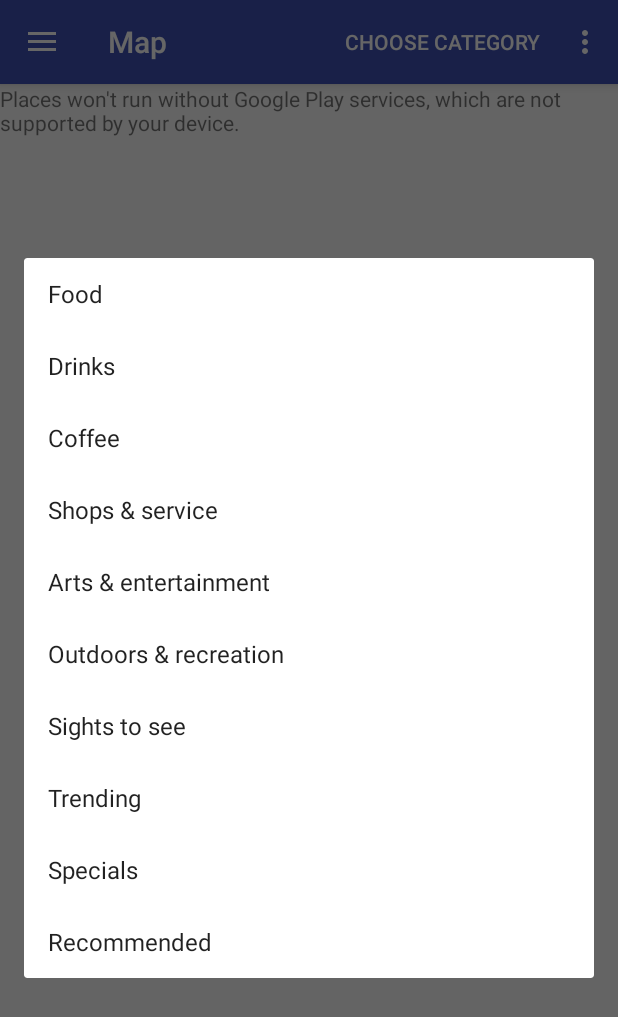
After one commit to Lotafak/Places, an Android app: the fragment ChooseCategoryDialog placed in its activity, on a phone screen of 412 x 824 dp. The commit adds this screen. Shown: the top 1017 px of the screen. Run offline under Robolectric (Android 15) with nearby library versions, the phone set to English and light mode, and no system bars; libraries missing offline, so code that uses them is left out: com.facebook, com.facebook.login.

Commit message:
Added choose category dialog on first main view launch or when user click "CHOOSE CATEGORY" button. Added string-arrays with category keys and value to string resources. Renamed fragment_choose_location to fragment_choose_dialog, because now it's used by 2 dialog classes. Now showing dialog when user have location disabled with question if is willing to go to setting to turn it on. Foursquare parser added and implemented. Changed longitude and latitude to double in model. Added DrawerLayoutAdapter class.

```diff
--- a/app/build.gradle
+++ b/app/build.gradle
@@ -35,4 +35,5 @@ dependencies {
 }
 
 
+
 apply plugin: 'com.google.gms.google-services'
--- /dev/null
+++ b/app/src/main/java/com/patrykk/places/ChooseCategoryDialog.java
@@ -0,0 +1,92 @@
+package com.patrykk.places;
+
+
+import android.content.Context;
+import android.os.Bundle;
+import android.support.annotation.Nullable;
+import android.support.v4.app.DialogFragment;
+import android.support.v4.app.Fragment;
+import android.view.LayoutInflater;
+import android.view.View;
+import android.view.ViewGroup;
+import android.widget.AdapterView;
+import android.widget.ArrayAdapter;
+import android.widget.ListView;
+
+// TODO: Documentation
+/**
+ * A simple {@link Fragment} subclass.
+ */
+public class ChooseCategoryDialog extends DialogFragment implements AdapterView.OnItemClickListener {
+
+    // List with category keys
+    String[] mItemsKeys;
+
+    // List with category values
+    String[] mItemsValues;
+
+    ListView mListView;
+
+    /**
+     * Default non-parametric constructor required by DialogFragment base class
+     */
+    public ChooseCategoryDialog() {
+    }
+
+    @Override
+    public void onCreate(@Nullable Bundle savedInstanceState) {
+        super.onCreate(savedInstanceState);
+
+        mItemsKeys = getContext().getResources().getStringArray(R.array.category_keys);
+        mItemsValues = getContext().getResources().getStringArray(R.array.category_values);
+    }
+
+    @Override
+    public View onCreateView(LayoutInflater inflater, ViewGroup container,
+                             Bundle savedInstanceState) {
+        // Inflate the layout for this fragment
+        View view = inflater.inflate(R.layout.fragment_choose_dialog, container, false);
+
+        mListView = (ListView) view.findViewById(R.id.list);
+        getDialog().setTitle(R.string.choose_category_dialog_title);
+        return view;
+    }
+
+    @Override
+    public void onActivityCreated(Bundle savedInstanceState) {
+        super.onActivityCreated(savedInstanceState);
+
+        mListView.setAdapter(new ArrayAdapter<>(getActivity(),
+                android.R.layout.simple_list_item_1,
+                mItemsValues));
+        mListView.setOnItemClickListener(this);
+    }
+
+    @Override
+    public void onItemClick(AdapterView<?> adapterView, View view, int i, long l) {
+        dismiss();
+        this.mListener.onCategoryChosen(mItemsKeys[i]);
+    }
+
+    @Override
+    public void onAttach(Context context) {
+        super.onAttach(context);
+
+        try {
+            // If activity implements interface assign it to listener
+            this.mListener = (OnCategoryChosenListener) context;
+        } catch (final ClassCastException e) {
+            throw new ClassCastException(context.toString()
+                    + " must implement OnCategoryChosenListener interface");
+        }
+    }
+
+    /**
+     *
+     */
+    public interface OnCategoryChosenListener {
+        void onCategoryChosen(String category);
+    }
+
+    private OnCategoryChosenListener mListener;
+}
--- a/app/src/main/java/com/patrykk/places/ContinueAsDialog.java
+++ b/app/src/main/java/com/patrykk/places/ContinueAsDialog.java
@@ -1,9 +1,7 @@
 package com.patrykk.places;
 
 import android.content.Context;
-import android.net.Uri;
 import android.os.Bundle;
-import android.support.v4.app.Fragment;
 import android.view.LayoutInflater;
 import android.view.View;
 import android.view.ViewGroup;
@@ -45,7 +43,7 @@ public class ContinueAsDialog extends android.support.v4.app.DialogFragment impl
     public View onCreateView(LayoutInflater inflater, ViewGroup container,
                              Bundle savedInstanceState) {
         // Inflate the layout for this fragment
-        View view = inflater.inflate(R.layout.fragment_continue_as_dialog, container, false);
+        View view = inflater.inflate(R.layout.fragment_continue_as, container, false);
 
         Button mButtonYes = (Button) view.findViewById(R.id.button_yes);
         Button mButtonNo = (Button) view.findViewById(R.id.button_no);
--- a/app/src/main/res/layout/fragment_choose_location.xml
+++ b/app/src/main/res/layout/fragment_choose_dialog.xml
@@ -5,9 +5,8 @@
     android:orientation="vertical">
 
     <ListView
-        android:id="@+id/locationList"
+        android:id="@+id/list"
         android:layout_width="match_parent"
-        android:layout_height="0dp"
-        android:layout_weight="1"
+        android:layout_height="match_parent"
         android:drawSelectorOnTop="false"/>
 </LinearLayout>
--- a/app/src/main/res/menu/menu_main.xml
+++ b/app/src/main/res/menu/menu_main.xml
@@ -3,6 +3,12 @@
     xmlns:app="http://schemas.android.com/apk/res-auto"
     xmlns:tools="http://schemas.android.com/tools"
     tools:context=".MainActivity">
+
+    <item
+        android:id="@+id/change_category_button"
+        android:title="@string/choose_category_button_title"
+        app:showAsAction="ifRoom"
+        />
     <item
         android:id="@+id/change_localization_button"
         android:title="@string/change_localization_button_title"
--- a/app/src/main/res/values/strings.xml
+++ b/app/src/main/res/values/strings.xml
@@ -13,4 +13,36 @@
     <string name="drawer_open_title">Your Places</string>
     <string name="change_localization_button_title">Change localization</string>
     <string name="continue_as">Do you wan to continue as </string>
+    <string name="choose_category_button_title">Choose category</string>
+    <string name="choose_category_dialog_title">Choose category:</string>
+    <string name="log_out_button_title">"Log out from "</string>
+    <string name="yes">yes</string>
+    <string name="no">no</string>
+    <string name="no_localization_message">In order to use location services you need to enable it in settings. Do you want to go to settings in order to enable localization ?</string>
+    <string name="no_localization_title">Redirection</string>
+    <string name="not_specified">Not specified</string>
+    <string-array name="category_keys">
+        <item>food</item>
+        <item>drinks</item>
+        <item>coffee</item>
+        <item>shops</item>
+        <item>arts</item>
+        <item>outdoors</item>
+        <item>sights</item>
+        <item>trending</item>
+        <item>specials</item>
+        <item>topPicks</item>
+    </string-array>
+    <string-array name="category_values">
+        <item>Food</item>
+        <item>Drinks</item>
+        <item>Coffee</item>
+        <item>Shops &amp; service</item>
+        <item>Arts &amp; entertainment</item>
+        <item>Outdoors &amp; recreation</item>
+        <item>Sights to see</item>
+        <item>Trending</item>
+        <item>Specials</item>
+        <item>Recommended</item>
+    </string-array>
 </resources>
```
Also changed, not shown: app/src/main/java/com/patrykk/places/ChooseLocationDialog.java (+13 -10 lines), app/src/main/java/com/patrykk/places/Constants.java (+19 -4 lines), app/src/main/java/com/patrykk/places/DrawerLayoutAdapter.java (added, +39 -0 lines), app/src/main/java/com/patrykk/places/FoursquareModel.java (+23 -31 lines), app/src/main/java/com/patrykk/places/FoursquareParser.java (+106 -0 lines), app/src/main/java/com/patrykk/places/FoursquareRequest.java (+57 -39 lines), app/src/main/java/com/patrykk/places/MainActivity.java (+60 -17 lines).
